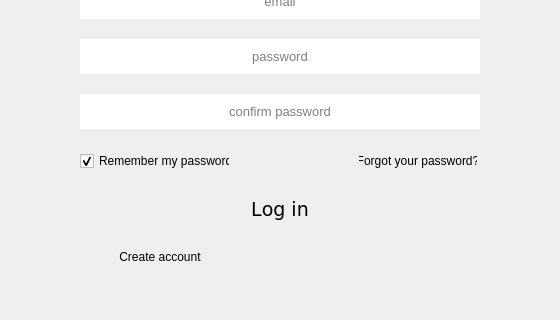
Above: parser-test/loginwindow.ui from JerryShe/O-Reader before the change; both pictures show x 321 to 881 and y 261 to 581 of the 1200 by 710 pixel window. Below: the same form after it.
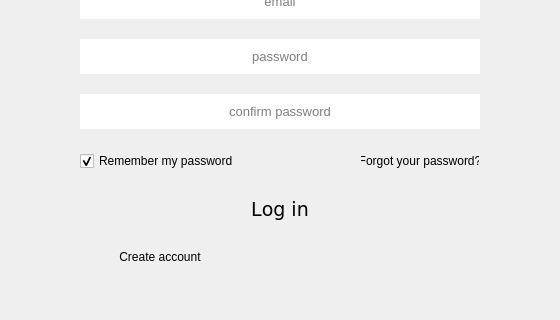
That is the form after the change. Icons and pictures are not drawn.

Diff of the .ui file:
```diff
--- a/parser-test/loginwindow.ui
+++ b/parser-test/loginwindow.ui
@@ -466,13 +466,13 @@
           </property>
           <property name="minimumSize">
            <size>
-            <width>145</width>
+            <width>175</width>
             <height>22</height>
            </size>
           </property>
           <property name="maximumSize">
            <size>
-            <width>150</width>
+            <width>175</width>
             <height>22</height>
            </size>
           </property>
@@ -519,7 +519,7 @@
            <enum>Qt::Horizontal</enum>
           </property>
           <property name="sizeType">
-           <enum>QSizePolicy::Fixed</enum>
+           <enum>QSizePolicy::Preferred</enum>
           </property>
           <property name="sizeHint" stdset="0">
            <size>
```
Left out of the diff: 2 changed lines with no effect on the pictures.
